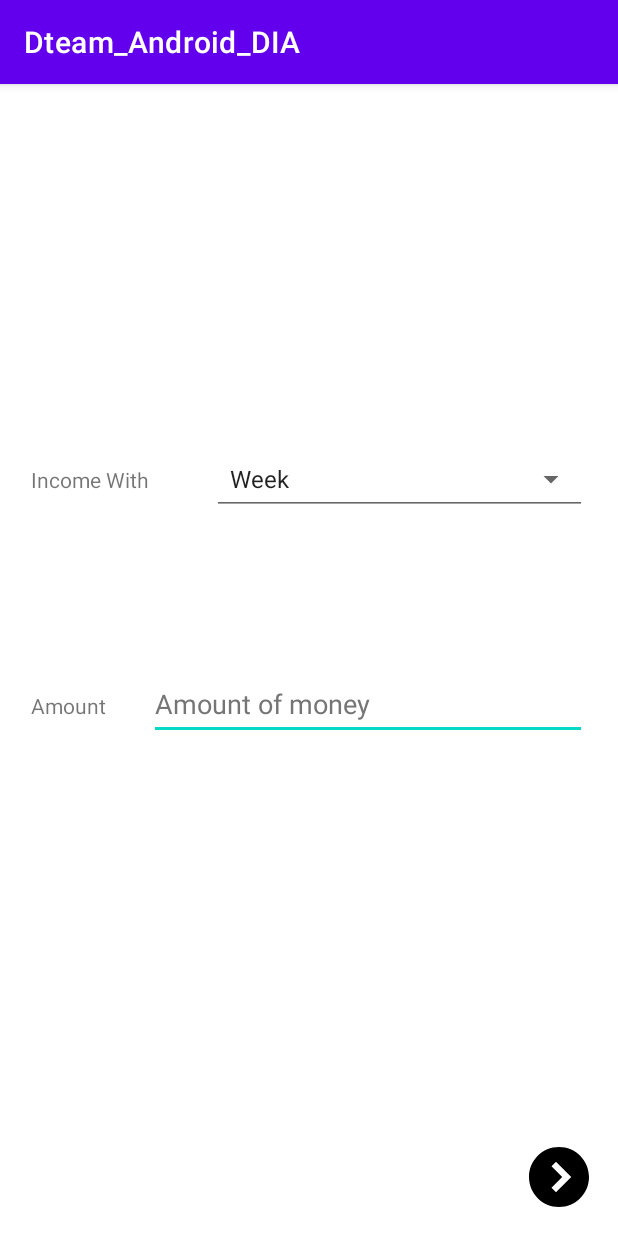
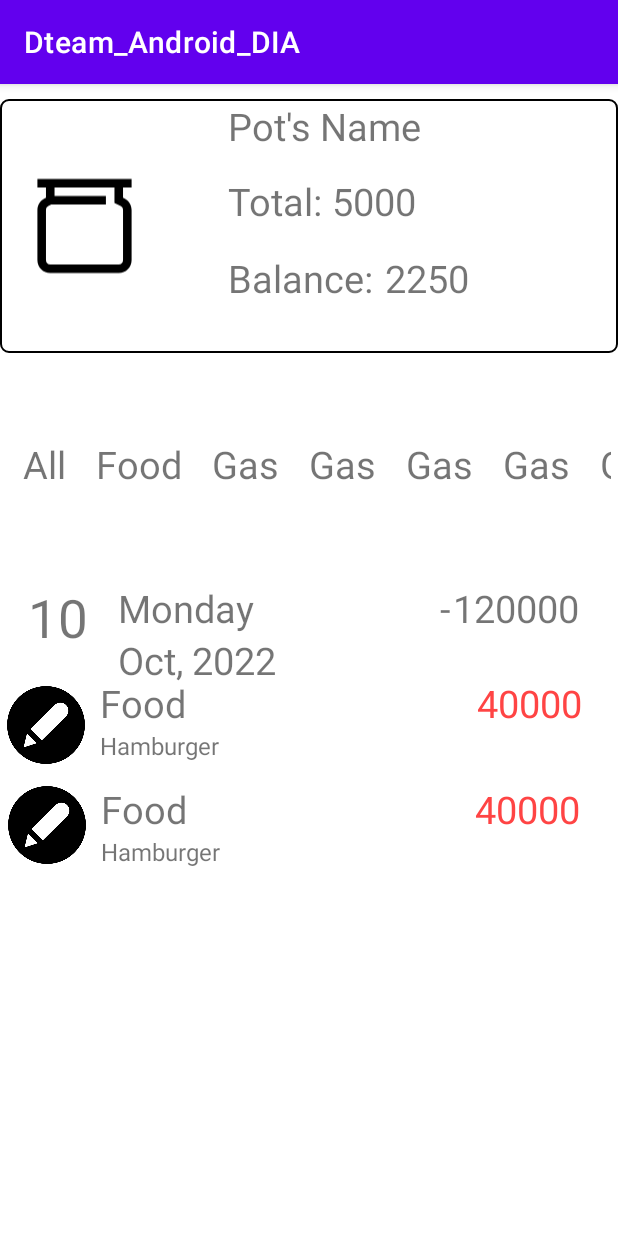
Before and after one commit to Thuancvce150378/Dteam_Android_DPots, an Android app: the screen it shows after launch (IncomeSetup before the commit, history_pot after it), on a phone screen of 412 x 824 dp. Run offline under Robolectric (Android 15) with nearby library versions, the phone set to English and light mode, and no system bars.

Commit message:
update scroll list history

```diff
--- a/app/src/main/AndroidManifest.xml
+++ b/app/src/main/AndroidManifest.xml
@@ -12,6 +12,9 @@
         android:supportsRtl="true"
         android:theme="@style/Theme.Dteam_Android_DIA"
         tools:targetApi="31">
+        <activity
+            android:name=".history_pot"
+            android:exported="false" />
         <activity
             android:name=".PotsSetUp"
             android:exported="false" />
--- a/app/src/main/java/com/example/dteam_android_dia/MainActivity.java
+++ b/app/src/main/java/com/example/dteam_android_dia/MainActivity.java
@@ -12,7 +12,7 @@ public class MainActivity extends AppCompatActivity {
         super.onCreate(savedInstanceState);
         if(true)//check user have been value for income
         {
-            Intent intent = new Intent(MainActivity.this, IncomeSetup.class);
+            Intent intent = new Intent(MainActivity.this, history_pot.class);
             startActivity(intent);
         }
         else
--- /dev/null
+++ b/app/src/main/java/com/example/dteam_android_dia/history_pot.java
@@ -0,0 +1,14 @@
+package com.example.dteam_android_dia;
+
+import androidx.appcompat.app.AppCompatActivity;
+
+import android.os.Bundle;
+
+public class history_pot extends AppCompatActivity {
+
+    @Override
+    protected void onCreate(Bundle savedInstanceState) {
+        super.onCreate(savedInstanceState);
+        setContentView(R.layout.activity_history_pot);
+    }
+}
--- a/app/src/main/res/layout/activity_history.xml
+++ b/app/src/main/res/layout/activity_history_pot.xml
@@ -4,9 +4,10 @@
     xmlns:tools="http://schemas.android.com/tools"
     android:layout_width="match_parent"
     android:layout_height="match_parent"
-    android:layout_margin="10dp">
+    tools:context=".history_pot">
 
     <LinearLayout
+        android:id="@+id/linearLayout5"
         android:layout_width="wrap_content"
         android:layout_height="169dp"
         android:layout_margin="10dp"
@@ -18,11 +19,11 @@
 
         <ImageView
             android:id="@+id/imageView"
-            android:layout_width="wrap_content"
+            android:layout_width="125dp"
             android:layout_height="168dp"
             android:layout_weight="1"
             android:paddingLeft="10dp"
-            app:srcCompat="@drawable/edit_icon" />
+            app:srcCompat="@drawable/pot" />
 
         <LinearLayout
             android:layout_width="309dp"
@@ -88,19 +89,22 @@
         </LinearLayout>
     </LinearLayout>
 
-    <LinearLayout
-        android:id="@+id/linearLayout2"
-        android:layout_width="415dp"
-        android:layout_height="62dp"
-        android:background="@drawable/rounded_corner"
-        android:orientation="horizontal"
+    <HorizontalScrollView
+        android:layout_width="402dp"
+        android:layout_height="60dp"
+        app:layout_constraintBottom_toTopOf="@+id/constraintLayout"
         app:layout_constraintEnd_toEndOf="parent"
         app:layout_constraintStart_toStartOf="parent"
-        tools:layout_editor_absoluteY="181dp">
+        app:layout_constraintTop_toBottomOf="@+id/linearLayout5">
+
+        <LinearLayout
+            android:layout_width="wrap_content"
+            android:layout_height="match_parent"
+            android:orientation="horizontal" >
 
             <TextView
                 android:id="@+id/txtAll"
-            android:layout_width="21dp"
+                android:layout_width="wrap_content"
                 android:layout_height="wrap_content"
                 android:layout_weight="1"
                 android:padding="10dp"
@@ -125,14 +129,63 @@
                 android:text="Gas"
                 android:textSize="25sp" />
 
+            <TextView
+                android:id="@+id/txtAll2"
+                android:layout_width="wrap_content"
+                android:layout_height="wrap_content"
+                android:layout_weight="1"
+                android:padding="10dp"
+                android:text="Gas"
+                android:textSize="25sp" />
+
+            <TextView
+                android:id="@+id/txtAll4"
+                android:layout_width="wrap_content"
+                android:layout_height="wrap_content"
+                android:layout_weight="1"
+                android:padding="10dp"
+                android:text="Gas"
+                android:textSize="25sp" />
+
+            <TextView
+                android:id="@+id/txtAll5"
+                android:layout_width="wrap_content"
+                android:layout_height="wrap_content"
+                android:layout_weight="1"
+                android:padding="10dp"
+                android:text="Gas"
+                android:textSize="25sp" />
+
+            <TextView
+                android:id="@+id/txtAll6"
+                android:layout_width="wrap_content"
+                android:layout_height="wrap_content"
+                android:layout_weight="1"
+                android:padding="10dp"
+                android:text="Gas"
+                android:textSize="25sp" />
+
+            <TextView
+                android:id="@+id/txtAll7"
+                android:layout_width="wrap_content"
+                android:layout_height="wrap_content"
+                android:layout_weight="1"
+                android:padding="10dp"
+                android:text="Gas"
+                android:textSize="25sp" />
         </LinearLayout>
+    </HorizontalScrollView>
 
     <androidx.constraintlayout.widget.ConstraintLayout
-        android:layout_width="419dp"
+        android:id="@+id/constraintLayout"
+        android:layout_width="wrap_content"
         android:layout_height="324dp"
         android:backgroundTint="#E3E1E1"
-        tools:layout_editor_absoluteX="-8dp"
-        tools:layout_editor_absoluteY="243dp">
+        app:layout_constraintBottom_toBottomOf="parent"
+        app:layout_constraintEnd_toEndOf="parent"
+        app:layout_constraintStart_toStartOf="parent"
+        app:layout_constraintTop_toBottomOf="@+id/linearLayout5"
+        app:layout_constraintVertical_bias="0.578">
 
         <LinearLayout
             android:layout_width="415dp"
@@ -148,7 +201,7 @@
                 android:orientation="horizontal">
 
                 <LinearLayout
-                    android:layout_width="67dp"
+                    android:layout_width="80dp"
                     android:layout_height="match_parent"
                     android:orientation="horizontal">
 
@@ -158,6 +211,7 @@
                         android:layout_height="match_parent"
                         android:layout_weight="1"
                         android:text="10"
+                        android:textAlignment="center"
                         android:textSize="35sp" />
                 </LinearLayout>
 
```
Also changed, not shown: app/src/main/res/layout/activity_history1.xml (added, +385 -0 lines). Lines whose indentation alone changed are shown as unchanged.
